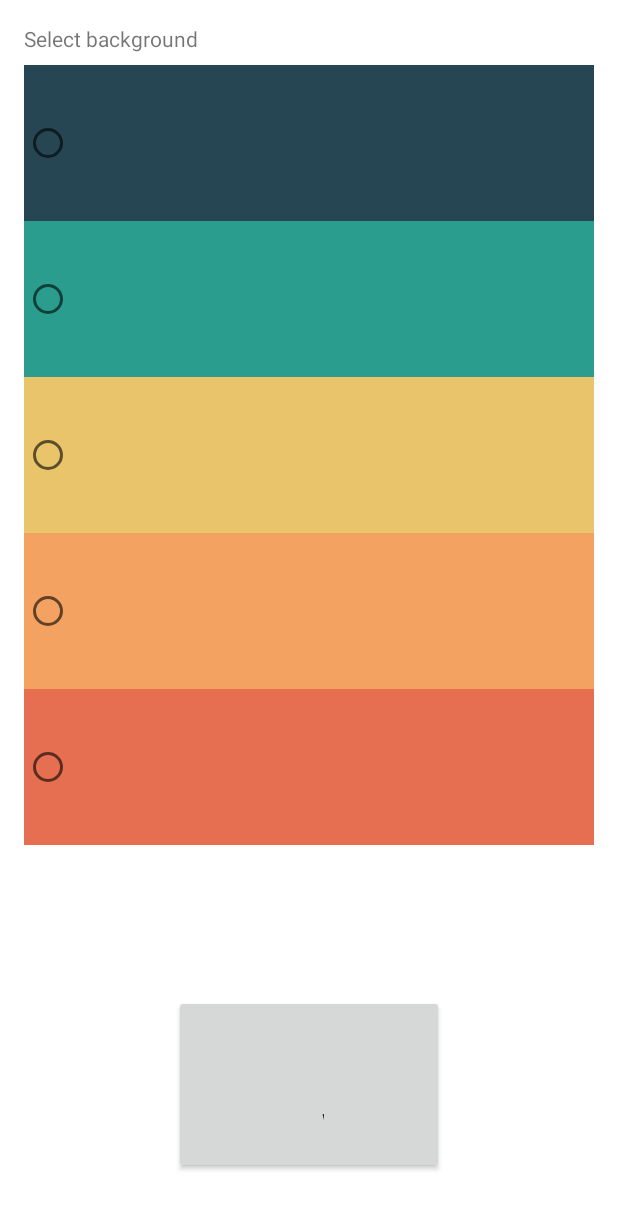
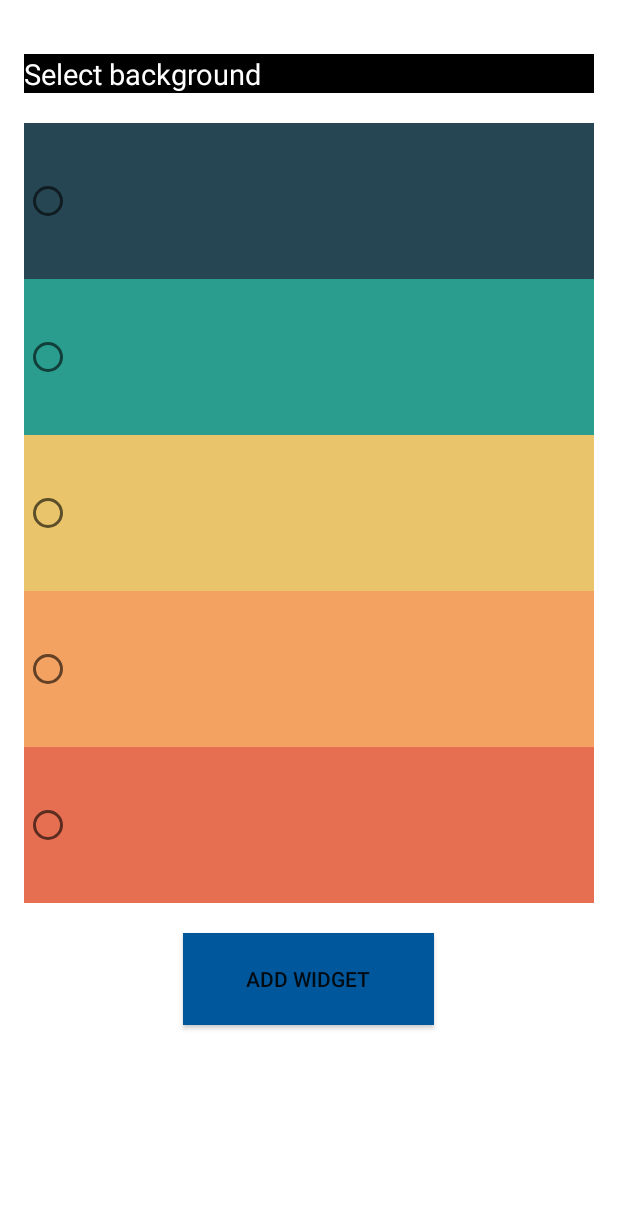
Before and after one commit to alexalbert/CounterWidget, an Android app: the CounterWidgetConfigureActivity screen opened directly, with no data from a screen before it, on a phone screen of 412 x 824 dp. Shown: the top 1209 px of the screen. Run offline under Robolectric (Android 15) with nearby library versions, the light colour scheme and no system bars; 1 statement that could not run was skipped.

Commit message:
Fix and simplify

```diff
--- a/app/src/main/res/layout/activity_main.xml
+++ b/app/src/main/res/layout/activity_main.xml
@@ -9,7 +9,9 @@
     <TextView
         android:layout_width="wrap_content"
         android:layout_height="wrap_content"
-        android:text="Hello World!"
+        android:text="Nothing to see here. \n Add widget(s)!"
+        android:gravity="center"
+        android:textSize="24sp"
         app:layout_constraintBottom_toBottomOf="parent"
         app:layout_constraintLeft_toLeftOf="parent"
         app:layout_constraintRight_toRightOf="parent"
--- a/app/src/main/res/layout/counter_widget_configure.xml
+++ b/app/src/main/res/layout/counter_widget_configure.xml
@@ -8,15 +8,17 @@
     <TextView
         android:layout_width="match_parent"
         android:layout_height="wrap_content"
+        android:layout_marginVertical="20sp"
         android:layout_marginBottom="8dp"
-        android:background="@color/white"
-        android:text="@string/configure" />
+        android:background="@color/black"
+        android:text="@string/configure"
+        android:textColor="@color/white"
+        android:textSize="19sp" />
 
     <RadioGroup
         android:id="@+id/radio_group"
         android:layout_width="match_parent"
-        android:layout_height="wrap_content"
-        android:background="@color/purple_500">
+        android:layout_height="wrap_content">
 
         <RadioButton
             android:id="@+id/radioButton1"
@@ -52,12 +54,11 @@
 
     <Button
         android:id="@+id/add_button"
-        android:layout_width="wrap_content"
-        android:layout_height="119dp"
+        android:layout_width="167dp"
+        android:layout_height="61dp"
         android:layout_gravity="center_horizontal"
-        android:layout_marginHorizontal="100sp"
-        android:layout_marginVertical="100sp"
-        android:paddingHorizontal="100sp"
+        android:layout_marginVertical="20sp"
+        android:background="@color/light_blue_900"
         android:text="@string/add_widget" />
 
 </LinearLayout>
--- a/app/src/main/res/xml/counter_widget_info.xml
+++ b/app/src/main/res/xml/counter_widget_info.xml
@@ -5,7 +5,7 @@
     android:initialLayout="@layout/counter_widget"
     android:minWidth="40dp"
     android:minHeight="40dp"
-    android:previewImage="@drawable/example_appwidget_preview"
-    android:resizeMode="horizontal|vertical"
+    android:previewImage="@drawable/preview"
+    android:resizeMode="none"
     android:updatePeriodMillis="0"
     android:widgetCategory="home_screen"></appwidget-provider>
```
Also changed, not shown: app/src/main/java/com/aa/counterwidget/CounterWidget.kt (+28 -44 lines), app/src/main/java/com/aa/counterwidget/CounterWidgetConfigureActivity.kt (+5 -35 lines), app/src/main/java/com/aa/counterwidget/Persistence.kt (deleted, +0 -32 lines), app/src/main/java/com/aa/counterwidget/Prefs.kt (added, +25 -0 lines), app/src/main/res/drawable-nodpi/example_appwidget_preview.png (deleted), app/src/main/res/drawable-nodpi/preview.png (added).
